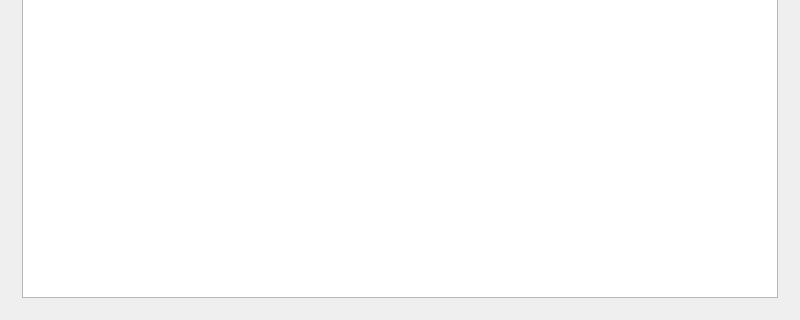
First picture: the form in mainwindow.ui, repository lliurex/lliurex-quota-gui, before the edit; both pictures show x 0 to 800 and y 280 to 600 of the 800 by 600 pixel window.
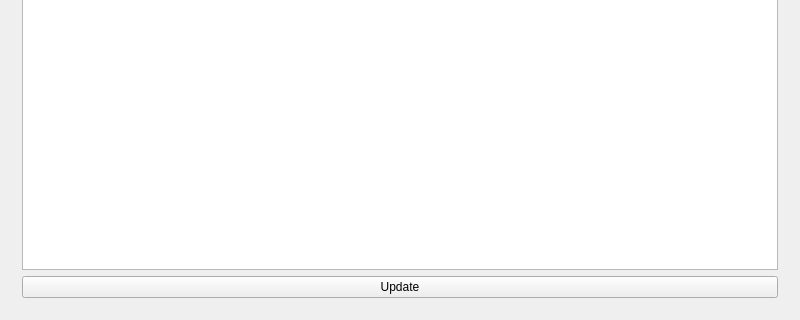
Second picture: the form after the edit. The open tabs and pages were chosen to show the change.

Patch:
```diff
--- a/mainwindow.ui
+++ b/mainwindow.ui
@@ -329,6 +329,16 @@
           </item>
          </widget>
         </item>
+        <item>
+         <widget class="QPushButton" name="pushButton">
+          <property name="text">
+           <string>Update</string>
+          </property>
+         </widget>
+        </item>
+        <item>
+         <layout class="QGridLayout" name="gridLayout"/>
+        </item>
        </layout>
       </widget>
      </widget>
```
